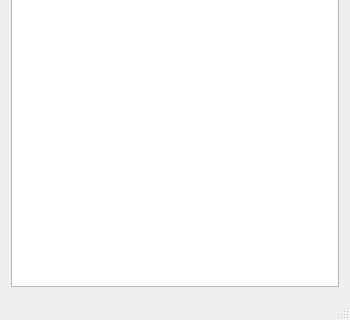
sss0921/WayRouteLoader, file mainwindow.ui: the form before one commit; both pictures show x 0 to 350 and y 474 to 794 of the 350 by 794 pixel window.
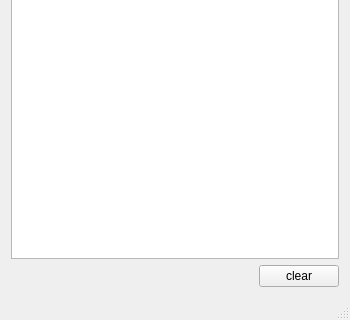
The form after the commit.

Commit message:
Add the clear data pushbutton
this button is use to clear data.

The edit to the form file:
```diff
--- a/mainwindow.ui
+++ b/mainwindow.ui
@@ -29,6 +29,30 @@
       </column>
      </widget>
     </item>
+    <item row="1" column="0">
+     <layout class="QHBoxLayout" name="horizontalLayout">
+      <item>
+       <spacer name="horizontalSpacer">
+        <property name="orientation">
+         <enum>Qt::Horizontal</enum>
+        </property>
+        <property name="sizeHint" stdset="0">
+         <size>
+          <width>40</width>
+          <height>20</height>
+         </size>
+        </property>
+       </spacer>
+      </item>
+      <item>
+       <widget class="QPushButton" name="clearPushButton">
+        <property name="text">
+         <string>clear</string>
+        </property>
+       </widget>
+      </item>
+     </layout>
+    </item>
    </layout>
   </widget>
   <widget class="QMenuBar" name="menuBar">
```
The commit also changes 2 other files.
